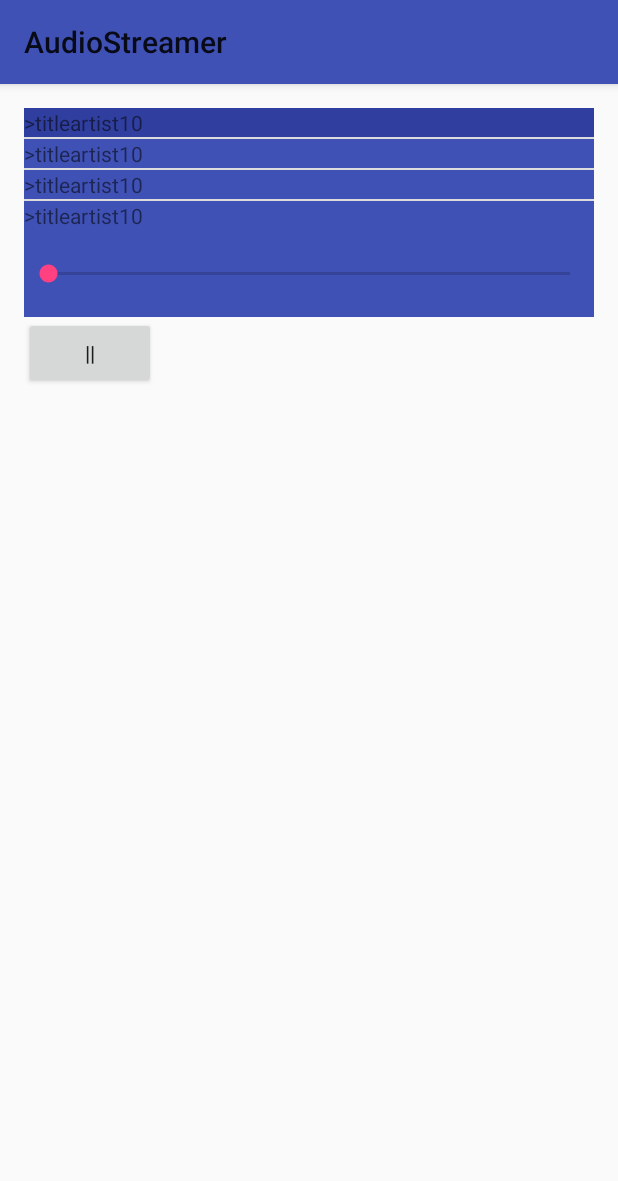
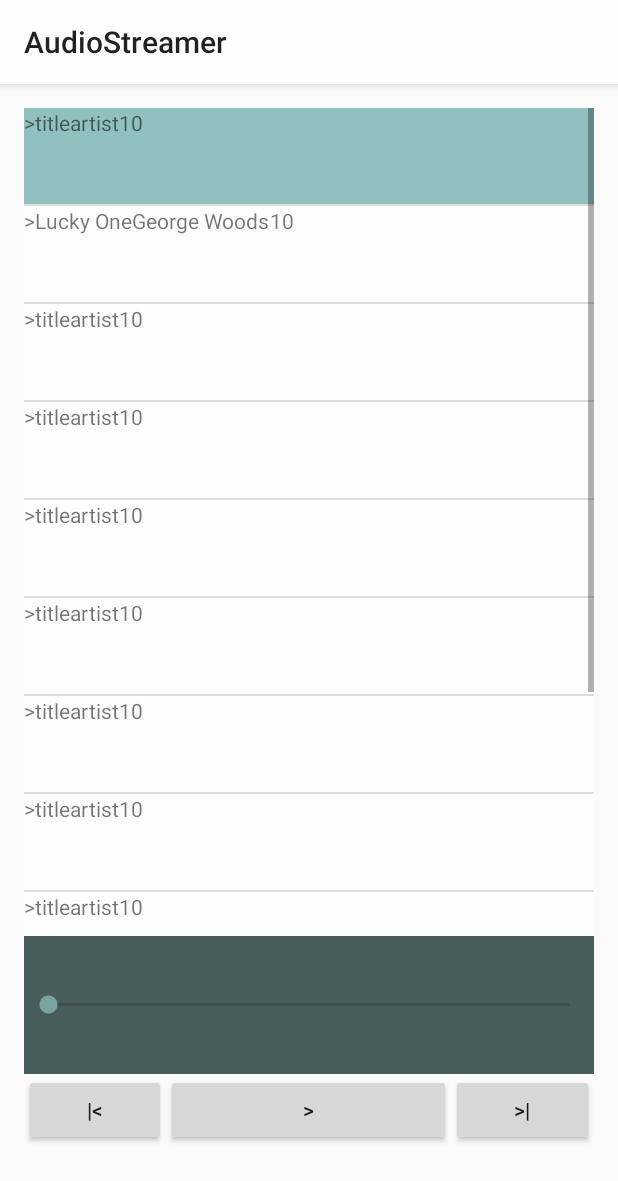
Before and after one commit to neslihanturan/AudioStream, an Android app: the screen it shows after launch (MainActivity), after a tap on an icon or button, on a phone screen of 412 x 824 dp. Shown: the top 1181 px of the screen. Run offline under Robolectric (Android 15) with nearby library versions, the phone set to English and light mode, and no system bars; 3 other taps on this screen came first.

Commit message:
Next and previous func. is added

```diff
--- a/app/src/main/java/nes/com/audiostreamer/main/MainActivity.java
+++ b/app/src/main/java/nes/com/audiostreamer/main/MainActivity.java
@@ -19,87 +19,106 @@ import nes.com.audiostreamer.service.BackgroundService;
 import nes.com.audiostreamer.util.MediaPlayerUtil;
 
 public class MainActivity extends AppCompatActivity {
-    SingleMediaPlayer mediaPlayer;
-    String songUrl = "https://upload.wikimedia.org/wikipedia/en/4/45/ACDC_-_Back_In_Black-sample.ogg";
+    public static int position = 0;
+
     private List<Song> songList;
-    boolean isPlaying = false;
-    boolean isNewSong = false;
-    public static int position = -1;
-    public static int oldPosition = -1;
-    ListView songListView;
+    private boolean isPlaying = false;
+    private boolean isNewSong = false;
 
+    private Button playButton;
+    private Button prevButton;
+    private Button nextButton;
 
     @Override
     protected void onCreate(Bundle savedInstanceState) {
         super.onCreate(savedInstanceState);
         setContentView(R.layout.activity_main);
-        //////////////////////////////////////////////////
-        songList = new ArrayList<Song>();
-        songList.add(new Song("title","artist","https://upload.wikimedia.org/wikipedia/en/4/45/ACDC_-_Back_In_Black-sample.ogg",10));
-        songList.add(new Song("title","artist","https://upload.wikimedia.org/wikipedia/en/4/45/ACDC_-_Back_In_Black-sample.ogg",10));
-        songList.add(new Song("title","artist","https://upload.wikimedia.org/wikipedia/en/4/45/ACDC_-_Back_In_Black-sample.ogg",10));
-        songList.add(new Song("title","artist","https://upload.wikimedia.org/wikipedia/en/4/45/ACDC_-_Back_In_Black-sample.ogg",10));
-        /////////////////////////////////////////////////
-        final Button playButton = (Button)findViewById(R.id.playButton);
-        startService(new Intent(MainActivity.this, BackgroundService.class));
+
+        setSongManual();        // TODO: get real data
+        playButton = (Button)findViewById(R.id.playButton);
+        prevButton = (Button)findViewById(R.id.prevButton);
+        nextButton = (Button)findViewById(R.id.nextButton);
+
+        ListView songListView = (ListView) findViewById(R.id.listView);
+        final SongAdapter adapter = new SongAdapter(this, songList);
+        songListView.setAdapter(adapter);
+        songListView.setOnItemClickListener(new AdapterView.OnItemClickListener() {
+            @Override
+            public void onItemClick(AdapterView<?> parent, View view, int position, long id) {
+                prepareToNewSong(adapter, position);
+            }
+        });
+
         playButton.setOnClickListener(new View.OnClickListener() {
             @Override
             public void onClick(View v) {
-                //mediaPlayer = SingleMediaPlayer.getInstance(songUrl);
-                if(isNewSong) {         //stop to recreate
-                    MediaPlayerUtil.stop(SingleMediaPlayer.getInstance(songUrl)); //stop exsisting media player obj
-                    songUrl = songList.get(position).getUrl();      //change current songUrl
-                    //songListView.setItemChecked(position, true);  //select listview item
-                    isPlaying = false;      //not playing yet
-                    isNewSong = false;      //not set until detect a new song
-
-                }
-                if(isPlaying) {     //pause
-                    MediaPlayerUtil.pause(SingleMediaPlayer.getInstance(songUrl));
-                    playButton.setText(">");
-                }else{              //continue or recreate
-                    startService(new Intent(MainActivity.this, BackgroundService.class));
-                    MediaPlayerUtil.start(SingleMediaPlayer.getInstance(songUrl));
-                    playButton.setText("||");
-                }
-                isPlaying=!isPlaying;
+                playOrPauseSong();
             }
         });
-
-
-        songListView = (ListView) findViewById(R.id.listView);
-        final SongAdapter adapter = new SongAdapter(this, songList);
-        songListView.setAdapter(adapter);
-        // set zeroth element selected default
-        //songListView.performItemClick( songListView.getAdapter().getView(0, null, null), 0, songListView.getAdapter().getItemId(0));
-        songListView.setOnItemClickListener(new AdapterView.OnItemClickListener() {
+        prevButton.setOnClickListener(new View.OnClickListener() {
             @Override
-            public void onItemClick(AdapterView<?> parent, View view, int position, long id) {
-                adapter.setSelectedIndex(position);
-                adapter.notifyDataSetChanged();
-                songChangeCheck(position);
-                //changeListItemStatus((TextView) view.findViewById(R.id.playing));
-                playButton.performClick();
+            public void onClick(View v) {
+                int position = ((MainActivity.position-1 < 0) ? songList.size()-1 : MainActivity.position-1);  //update new position to next, if EOL turn to end
+                prepareToNewSong(adapter, position);
             }
         });
-
+        nextButton.setOnClickListener(new View.OnClickListener() {
+            @Override
+            public void onClick(View v) {
+                int position = (MainActivity.position+1)%songList.size();       //update new position to next, if EOL turn to beginning
+                prepareToNewSong(adapter, position);
+            }
+        });
     }
 
-    public void songChangeCheck(int position){
+    public void prepareToNewSong(SongAdapter adapter, int position){
+        adapter.setSelectedIndex(position);
+        adapter.notifyDataSetChanged();
+        songChangeCheck(position);
+        playButton.performClick();
+    }
+
+    public void songChangeCheck(int position){      //checks if the song changed
         if( MainActivity.position != position) {
-            MainActivity.oldPosition = MainActivity.position;
             MainActivity.position = position;
             isNewSong = true;           //we need to recreate mediaplayer singletone with new song
         }
     }
 
-    /*public void changeListItemStatus(TextView textView) {
-        if(isNewSong || !isPlaying) {   //new song but not yet playing, or paused song
-            textView.setText("||");
-        }else{
-            textView.setText(">");
+    public void playOrPauseSong(){
+        String songUrl = songList.get(position).getUrl();
+        if(isNewSong) {         //stop to recreate
+            MediaPlayerUtil.stop(SingleMediaPlayer.getInstance(songUrl)); //stop exsisting media player obj
+            isPlaying = false;      //not playing yet
+            isNewSong = false;      //not set until detect a new song
         }
-    }*/
+        if(isPlaying) {     //pause
+            MediaPlayerUtil.pause(SingleMediaPlayer.getInstance(songUrl));
+            playButton.setText(">");        //update button look
+        }else{              //continue or recreate
+            startService(new Intent(MainActivity.this, BackgroundService.class));
+            MediaPlayerUtil.start(SingleMediaPlayer.getInstance(songUrl));
+            playButton.setText("||");       //update button look
+        }
+        isPlaying=!isPlaying;
+    }
+
+    public void setSongManual(){
+        songList = new ArrayList<>();
+        songList.add(new Song("title","artist","https://upload.wikimedia.org/wikipedia/en/4/45/ACDC_-_Back_In_Black-sample.ogg",10));
+        songList.add(new Song("Lucky One","George Woods","https://i.cloudup.com/kitGU79aWK.mp3",10));
+        songList.add(new Song("title","artist","https://upload.wikimedia.org/wikipedia/en/4/45/ACDC_-_Back_In_Black-sample.ogg",10));
+        songList.add(new Song("title","artist","https://upload.wikimedia.org/wikipedia/en/4/45/ACDC_-_Back_In_Black-sample.ogg",10));
+        songList.add(new Song("title","artist","https://upload.wikimedia.org/wikipedia/en/4/45/ACDC_-_Back_In_Black-sample.ogg",10));
+        songList.add(new Song("title","artist","https://upload.wikimedia.org/wikipedia/en/4/45/ACDC_-_Back_In_Black-sample.ogg",10));
+        songList.add(new Song("title","artist","https://upload.wikimedia.org/wikipedia/en/4/45/ACDC_-_Back_In_Black-sample.ogg",10));
+        songList.add(new Song("title","artist","https://upload.wikimedia.org/wikipedia/en/4/45/ACDC_-_Back_In_Black-sample.ogg",10));
+        songList.add(new Song("title","artist","https://upload.wikimedia.org/wikipedia/en/4/45/ACDC_-_Back_In_Black-sample.ogg",10));
+        songList.add(new Song("title","artist","https://upload.wikimedia.org/wikipedia/en/4/45/ACDC_-_Back_In_Black-sample.ogg",10));
+        songList.add(new Song("title","artist","https://upload.wikimedia.org/wikipedia/en/4/45/ACDC_-_Back_In_Black-sample.ogg",10));
+        songList.add(new Song("title","artist","https://upload.wikimedia.org/wikipedia/en/4/45/ACDC_-_Back_In_Black-sample.ogg",10));
+    }
+
     @Override
     protected void onStart() {
         super.onStart();
@@ -108,6 +127,7 @@ public class MainActivity extends AppCompatActivity {
     @Override
     protected void onResume() {
         super.onResume();
+
         // The activity has become visible (it is now "resumed").
     }
     @Override
--- a/app/src/main/java/nes/com/audiostreamer/model/SingleMediaPlayer.java
+++ b/app/src/main/java/nes/com/audiostreamer/model/SingleMediaPlayer.java
@@ -53,7 +53,7 @@ public class SingleMediaPlayer extends MediaPlayer {
         return mInstance;
     }
 
-    public static void nullSingleton() {
+    public static void nullifySingleMediaPlayer() {
         mInstance = null;
     }
 
--- a/app/src/main/java/nes/com/audiostreamer/util/MediaPlayerUtil.java
+++ b/app/src/main/java/nes/com/audiostreamer/util/MediaPlayerUtil.java
@@ -1,13 +1,8 @@
 package nes.com.audiostreamer.util;
 
-import android.media.AudioManager;
 import android.media.MediaPlayer;
-import android.util.Log;
-
-import java.io.IOException;
 
 import nes.com.audiostreamer.model.SingleMediaPlayer;
-import nes.com.audiostreamer.service.BackgroundService;
 
 /**
  * Created by nesli on 07.10.2016.
@@ -36,7 +31,7 @@ public final class MediaPlayerUtil{
             mediaPlayer.stop();
         }
         mediaPlayer.release();
-        SingleMediaPlayer.nullSingleton();
+        SingleMediaPlayer.nullifySingleMediaPlayer();
         isMediaPlayerReady = false;
     }
 
--- a/app/src/main/res/layout/activity_main.xml
+++ b/app/src/main/res/layout/activity_main.xml
@@ -12,34 +12,55 @@
     <LinearLayout
         android:layout_width="match_parent"
         android:layout_height="match_parent"
-        android:orientation="vertical">
+        android:orientation="vertical"
+        android:weightSum="8">
         <ListView
             android:id="@+id/listView"
             android:layout_width="match_parent"
-            android:layout_height="wrap_content"
+            android:layout_height="0dp"
             android:layout_alignParentTop="true"
-            android:choiceMode="singleChoice">
+            android:choiceMode="singleChoice"
+            android:layout_weight="6">
         </ListView>
         <SeekBar
             android:layout_width="match_parent"
-            android:layout_height="wrap_content"
+            android:layout_height="0dp"
             android:id="@+id/seekBar"
             android:layout_alignParentTop="true"
             android:padding="20dp"
             android:layout_below="@id/listView"
-            android:background="@color/colorPrimary"/>
+            android:background="@color/colorAccentDark"
+            android:layout_weight="1"/>
+
         <LinearLayout
-            android:layout_width="wrap_content"
-            android:layout_height="match_parent"
+            android:layout_width="match_parent"
+            android:layout_height="0dp"
             android:orientation="horizontal"
-            android:layout_below="@id/seekBar">
+            android:layout_below="@id/seekBar"
+            android:layout_weight="1"
+            android:weightSum="4">
 
             <Button
-                android:layout_width="wrap_content"
+                android:layout_width="0dp"
                 android:layout_height="wrap_content"
-                android:text="play"
+                android:text="|&lt;"
+                android:id="@+id/prevButton"
+                android:layout_weight="1"/>
+
+            <Button
+                android:layout_width="0dp"
+                android:layout_height="wrap_content"
+                android:text="&gt;"
                 android:id="@+id/playButton"
-                android:layout_centerHorizontal="true"/>
+                android:layout_centerHorizontal="true"
+                android:layout_weight="2"/>
+
+            <Button
+                android:layout_width="0dp"
+                android:layout_height="wrap_content"
+                android:text="&gt;|"
+                android:id="@+id/nextButton"
+                android:layout_weight="1"/>
 
         </LinearLayout>
 
--- a/app/src/main/res/layout/line_of_listwiev.xml
+++ b/app/src/main/res/layout/line_of_listwiev.xml
@@ -1,7 +1,9 @@
 <?xml version="1.0" encoding="utf-8"?>
 <LinearLayout xmlns:android="http://schemas.android.com/apk/res/android"
-    android:orientation="horizontal" android:layout_width="match_parent"
-    android:layout_height="match_parent">
+    android:orientation="horizontal"
+    android:layout_width="match_parent"
+    android:layout_height="match_parent"
+    android:minHeight="?android:attr/listPreferredItemHeight" >
 
     <TextView
         android:id="@+id/playing"
--- a/app/src/main/res/values/colors.xml
+++ b/app/src/main/res/values/colors.xml
@@ -1,6 +1,7 @@
 <?xml version="1.0" encoding="utf-8"?>
 <resources>
-    <color name="colorPrimary">#3F51B5</color>
-    <color name="colorPrimaryDark">#303F9F</color>
-    <color name="colorAccent">#FF4081</color>
+    <color name="colorPrimaryDark">#90c1bf</color>
+    <color name="colorPrimary">#fdffff</color>
+    <color name="colorAccent">#7aa4a2</color>
+    <color name="colorAccentDark">#475e5d</color>
 </resources>
```
